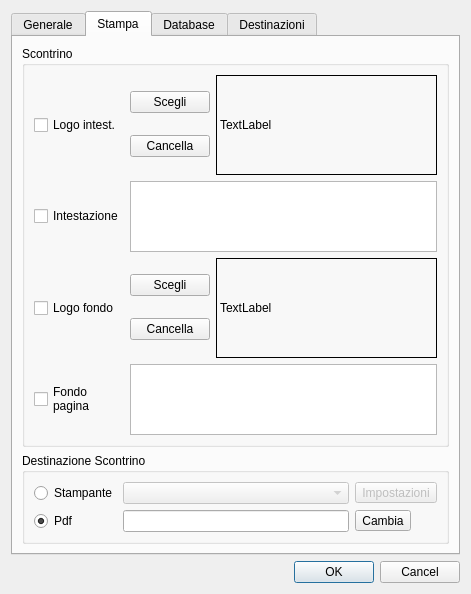
The window that src/configurazionedlg.ui (mtonin/gestcassa) describes before a commit, drawn with Qt 5.
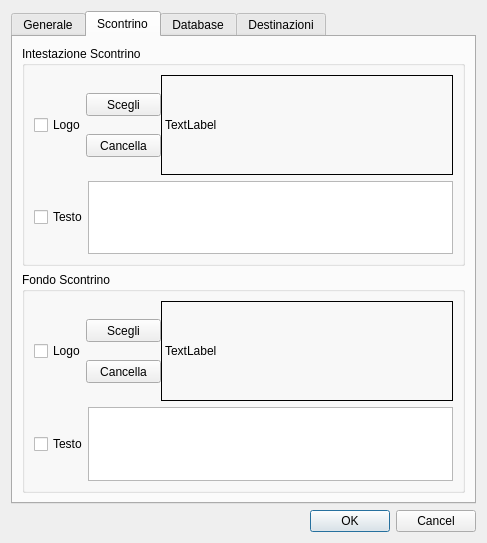
The same window after the commit. The open tabs and pages were chosen to show the change. Icons and pictures are not drawn. Custom widgets are drawn as their Qt base class.

What changed in the file:
```diff
--- a/src/configurazionedlg.ui
+++ b/src/configurazionedlg.ui
@@ -6,10 +6,22 @@
    <rect>
     <x>0</x>
     <y>0</y>
-    <width>471</width>
-    <height>562</height>
+    <width>487</width>
+    <height>543</height>
    </rect>
   </property>
+  <property name="minimumSize">
+   <size>
+    <width>487</width>
+    <height>543</height>
+   </size>
+  </property>
+  <property name="maximumSize">
+   <size>
+    <width>487</width>
+    <height>543</height>
+   </size>
+  </property>
   <property name="windowTitle">
    <string>Configurazione</string>
   </property>
@@ -206,6 +218,70 @@
             </property>
            </widget>
           </item>
+          <item>
+           <widget class="QCheckBox" name="nascondeCursoreBox">
+            <property name="text">
+             <string>Nasconde cursore in modalità CASSA (touch screen)</string>
+            </property>
+           </widget>
+          </item>
+         </layout>
+        </widget>
+       </item>
+       <item>
+        <widget class="QGroupBox" name="groupBox_2">
+         <property name="title">
+          <string>Selezione stampante</string>
+         </property>
+         <layout class="QVBoxLayout" name="verticalLayout">
+          <item>
+           <layout class="QGridLayout" name="gridLayout">
+            <item row="0" column="0">
+             <widget class="QRadioButton" name="stampanteChk">
+              <property name="text">
+               <string>Stampante</string>
+              </property>
+             </widget>
+            </item>
+            <item row="0" column="3">
+             <widget class="QToolButton" name="printerSelectBtn">
+              <property name="enabled">
+               <bool>false</bool>
+              </property>
+              <property name="text">
+               <string>Impostazioni</string>
+              </property>
+             </widget>
+            </item>
+            <item row="1" column="0">
+             <widget class="QRadioButton" name="pdfChk">
+              <property name="text">
+               <string>Pdf</string>
+              </property>
+              <property name="checked">
+               <bool>true</bool>
+              </property>
+             </widget>
+            </item>
+            <item row="1" column="1">
+             <widget class="QLineEdit" name="cartellaPdfTxt"/>
+            </item>
+            <item row="1" column="3">
+             <widget class="QToolButton" name="cartellaPdfBtn">
+              <property name="text">
+               <string>Cambia</string>
+              </property>
+             </widget>
+            </item>
+            <item row="0" column="1">
+             <widget class="QComboBox" name="stampanteBox">
+              <property name="enabled">
+               <bool>false</bool>
+              </property>
+             </widget>
+            </item>
+           </layout>
+          </item>
          </layout>
         </widget>
        </item>
@@ -226,26 +302,46 @@
      </widget>
      <widget class="QWidget" name="stampaTab">
       <attribute name="title">
-       <string>Stampa</string>
+       <string>Scontrino</string>
       </attribute>
       <layout class="QVBoxLayout" name="verticalLayout_4">
        <item>
         <widget class="QGroupBox" name="groupBox_3">
          <property name="title">
-          <string>Scontrino</string>
+          <string>Intestazione Scontrino</string>
          </property>
          <layout class="QGridLayout" name="gridLayout_3">
           <item row="0" column="0">
+           <layout class="QHBoxLayout" name="horizontalLayout_2" stretch="0,0,1">
+            <property name="spacing">
+             <number>0</number>
+            </property>
+            <item>
            <widget class="QCheckBox" name="logoCheckBox">
             <property name="text">
-             <string>Logo intest.</string>
+               <string>Logo</string>
             </property>
            </widget>
           </item>
-          <item row="0" column="1">
+            <item>
            <layout class="QVBoxLayout" name="verticalLayout_9">
+              <property name="spacing">
+               <number>0</number>
+              </property>
             <item>
              <widget class="QPushButton" name="logoIntestazioneBtn">
+                <property name="minimumSize">
+                 <size>
+                  <width>75</width>
+                  <height>23</height>
+                 </size>
+                </property>
+                <property name="maximumSize">
+                 <size>
+                  <width>75</width>
+                  <height>23</height>
+                 </size>
+                </property>
               <property name="text">
                <string>Scegli</string>
               </property>
@@ -253,6 +349,12 @@
             </item>
             <item>
              <widget class="QPushButton" name="cancellaLogoBtn">
+                <property name="maximumSize">
+                 <size>
+                  <width>75</width>
+                  <height>23</height>
+                 </size>
+                </property>
               <property name="text">
                <string>Cancella</string>
               </property>
@@ -260,10 +362,10 @@
             </item>
            </layout>
           </item>
-          <item row="0" column="2">
+            <item>
            <widget class="QLabel" name="logoPreview">
             <property name="sizePolicy">
-             <sizepolicy hsizetype="Preferred" vsizetype="Preferred">
+               <sizepolicy hsizetype="MinimumExpanding" vsizetype="Preferred">
               <horstretch>1</horstretch>
               <verstretch>0</verstretch>
              </sizepolicy>
@@ -274,12 +376,6 @@
               <height>100</height>
              </size>
             </property>
-            <property name="maximumSize">
-             <size>
-              <width>250</width>
-              <height>150</height>
-             </size>
-            </property>
             <property name="frameShape">
              <enum>QFrame::Box</enum>
             </property>
@@ -291,27 +387,66 @@
             </property>
            </widget>
           </item>
+           </layout>
+          </item>
           <item row="1" column="0">
+           <layout class="QHBoxLayout" name="horizontalLayout_7">
+            <property name="spacing">
+             <number>0</number>
+            </property>
+            <item>
            <widget class="QCheckBox" name="intestazioneCheckBox">
             <property name="text">
-             <string>Intestazione</string>
+               <string>Testo</string>
             </property>
            </widget>
           </item>
-          <item row="1" column="1" colspan="2">
-           <widget class="QPlainTextEdit" name="intestazioneScontrinoTxt"/>
-          </item>
-          <item row="2" column="0">
+            <item>
+             <widget class="QPlainTextEdit" name="intestazioneScontrinoTxt">
+              <property name="sizePolicy">
+               <sizepolicy hsizetype="Expanding" vsizetype="Expanding">
+                <horstretch>1</horstretch>
+                <verstretch>0</verstretch>
+               </sizepolicy>
+              </property>
+             </widget>
+            </item>
+           </layout>
+          </item>
+         </layout>
+        </widget>
+       </item>
+       <item>
+        <widget class="QGroupBox" name="groupBox_5">
+         <property name="title">
+          <string>Fondo Scontrino</string>
+         </property>
+         <layout class="QGridLayout" name="gridLayout_4">
+          <item row="0" column="0">
+           <layout class="QHBoxLayout" name="horizontalLayout_8" stretch="0,0,1">
+            <property name="spacing">
+             <number>0</number>
+            </property>
+            <item>
            <widget class="QCheckBox" name="logoFondoCheckBox">
             <property name="text">
-             <string>Logo fondo</string>
+               <string>Logo</string>
             </property>
            </widget>
           </item>
-          <item row="2" column="1">
+            <item>
            <layout class="QVBoxLayout" name="verticalLayout_10">
+              <property name="spacing">
+               <number>0</number>
+              </property>
             <item>
              <widget class="QPushButton" name="logoFondoBtn">
+                <property name="maximumSize">
+                 <size>
+                  <width>75</width>
+                  <height>23</height>
+                 </size>
+                </property>
               <property name="text">
                <string>Scegli</string>
               </property>
@@ -319,6 +454,12 @@
             </item>
             <item>
              <widget class="QPushButton" name="cancellaLogoFondoBtn">
+                <property name="maximumSize">
+                 <size>
+                  <width>75</width>
+                  <height>23</height>
+                 </size>
+                </property>
               <property name="text">
                <string>Cancella</string>
               </property>
@@ -326,7 +467,7 @@
             </item>
            </layout>
           </item>
-          <item row="2" column="2">
+            <item>
            <widget class="QLabel" name="logoFondoPreview">
             <property name="sizePolicy">
              <sizepolicy hsizetype="Preferred" vsizetype="Preferred">
@@ -340,12 +481,6 @@
               <height>100</height>
              </size>
             </property>
-            <property name="maximumSize">
-             <size>
-              <width>250</width>
-              <height>150</height>
-             </size>
-            </property>
             <property name="frameShape">
              <enum>QFrame::Box</enum>
             </property>
@@ -357,73 +492,24 @@
             </property>
            </widget>
           </item>
-          <item row="3" column="0">
+           </layout>
+          </item>
+          <item row="1" column="0">
+           <layout class="QHBoxLayout" name="horizontalLayout_9">
+            <property name="spacing">
+             <number>0</number>
+            </property>
+            <item>
            <widget class="QCheckBox" name="fondoCheckBox">
             <property name="text">
-             <string>Fondo
-pagina</string>
+               <string>Testo</string>
             </property>
            </widget>
           </item>
-          <item row="3" column="1" colspan="2">
+            <item>
            <widget class="QPlainTextEdit" name="fondoScontrinoTxt"/>
           </item>
          </layout>
-        </widget>
-       </item>
-       <item>
-        <widget class="QGroupBox" name="groupBox_2">
-         <property name="title">
-          <string>Destinazione Scontrino</string>
-         </property>
-         <layout class="QVBoxLayout" name="verticalLayout">
-          <item>
-           <layout class="QGridLayout" name="gridLayout">
-            <item row="0" column="0">
-             <widget class="QRadioButton" name="stampanteChk">
-              <property name="text">
-               <string>Stampante</string>
-              </property>
-             </widget>
-            </item>
-            <item row="0" column="3">
-             <widget class="QToolButton" name="printerSelectBtn">
-              <property name="enabled">
-               <bool>false</bool>
-              </property>
-              <property name="text">
-               <string>Impostazioni</string>
-              </property>
-             </widget>
-            </item>
-            <item row="1" column="0">
-             <widget class="QRadioButton" name="pdfChk">
-              <property name="text">
-               <string>Pdf</string>
-              </property>
-              <property name="checked">
-               <bool>true</bool>
-              </property>
-             </widget>
-            </item>
-            <item row="1" column="1">
-             <widget class="QLineEdit" name="cartellaPdfTxt"/>
-            </item>
-            <item row="1" column="3">
-             <widget class="QToolButton" name="cartellaPdfBtn">
-              <property name="text">
-               <string>Cambia</string>
-              </property>
-             </widget>
-            </item>
-            <item row="0" column="1">
-             <widget class="QComboBox" name="stampanteBox">
-              <property name="enabled">
-               <bool>false</bool>
-              </property>
-             </widget>
-            </item>
-           </layout>
           </item>
          </layout>
         </widget>
```
Left out of the diff: 91 changed lines with no effect on the pictures. Lines whose indentation alone changed are shown as unchanged.
